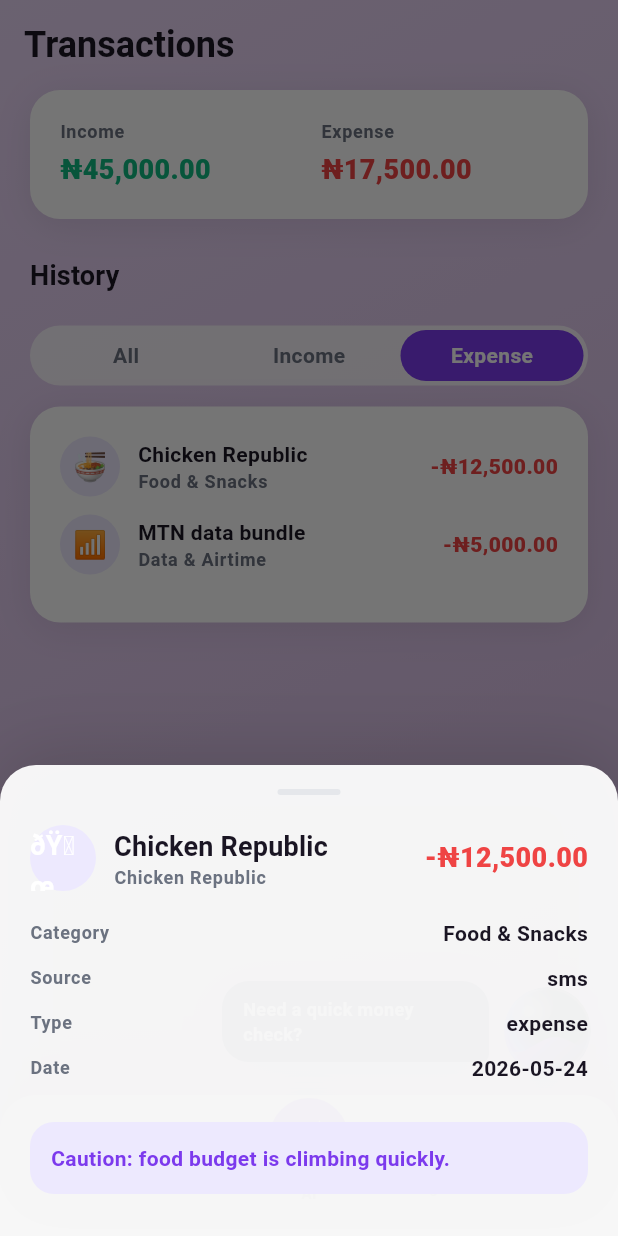
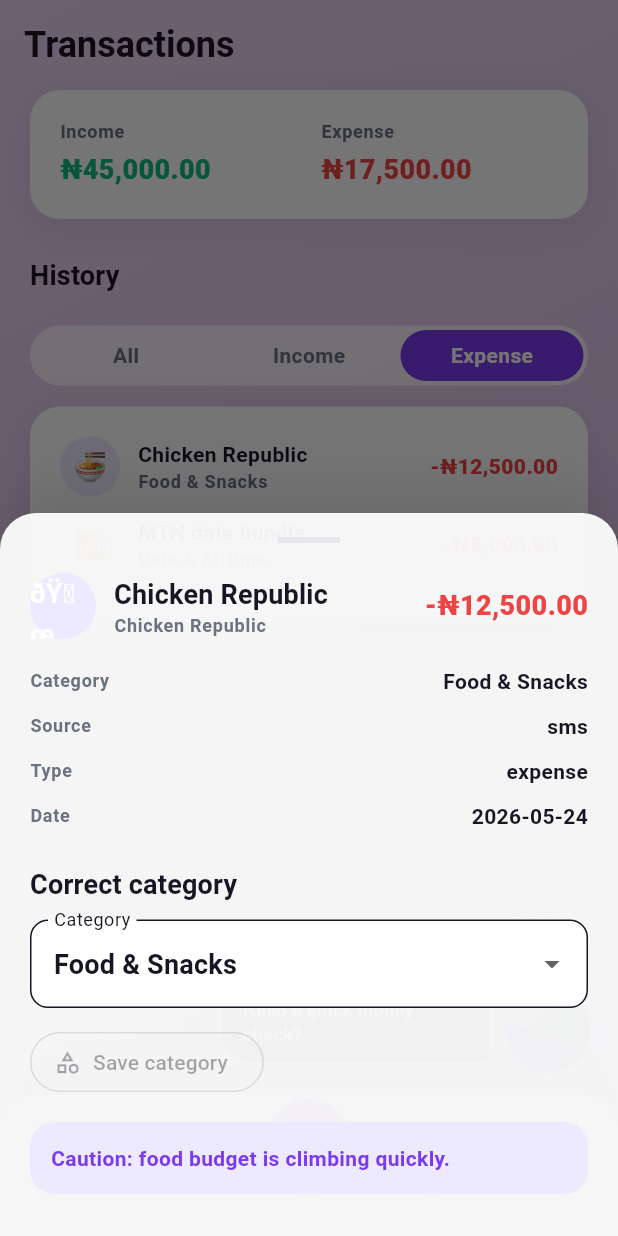
Before and after one commit to MKM909/kolo, a Flutter app: the TransactionsScreen screen opened by its route, after a tap on "Income", after a tap on "Expense", after a tap on "Chicken Republic", on a phone screen of 412 x 824 dp. Run offline on Flutter 3.47's test engine with Material 3 defaults, Android fonts, the phone set to English and light mode, and no system bars; our stand-ins replace cloud_firestore, cloud_functions, firebase_auth, firebase_core, fl_chart, flutter_riverpod and 5 more; missing offline and left inert: flutter_overlay_window; accounts and stored records are empty; Roboto replaces fonts that are missing (DM Sans, Sora).

Commit message:
Add transaction category correction UI

```diff
--- a/lib/ui/features/transactions/transactions_screen.dart
+++ b/lib/ui/features/transactions/transactions_screen.dart
@@ -211,19 +211,62 @@
   }
 }
 
-class _TransactionDetailSheet extends StatelessWidget {
+const _transactionCategoryOptions = [
+  'Food & Snacks',
+  'Transport',
+  'Data & Airtime',
+  'Entertainment',
+  'Utilities & Bills',
+  'Gig Income',
+  'Family/Gift Income',
+  'Savings',
+  'Miscellaneous',
+];
+
+class _TransactionDetailSheet extends ConsumerStatefulWidget {
   const _TransactionDetailSheet({required this.transaction});
 
   final TransactionRecord transaction;
 
   @override
+  ConsumerState<_TransactionDetailSheet> createState() =>
+      _TransactionDetailSheetState();
+}
+
+class _TransactionDetailSheetState
+    extends ConsumerState<_TransactionDetailSheet> {
+  late String _category;
+  String? _error;
+
+  @override
+  void initState() {
+    super.initState();
+    _category = widget.transaction.category;
+  }
+
+  List<String> get _categoryOptions {
+    if (_transactionCategoryOptions.contains(widget.transaction.category)) {
+      return _transactionCategoryOptions;
+    }
+    return [widget.transaction.category, ..._transactionCategoryOptions];
+  }
+
+  @override
   Widget build(BuildContext context) {
+    final transaction = widget.transaction;
     final isIncome = transaction.type == TransactionType.income;
     final signedAmount =
         '${isIncome ? '+' : '-'}${MoneyFormatter.formatKobo(transaction.amountKobo)}';
 
-    return Container(
+    return Padding(
+      padding: EdgeInsets.only(
+        bottom: MediaQuery.of(context).viewInsets.bottom,
+      ),
+      child: Container(
         key: const Key('transaction_detail_sheet'),
+        constraints: BoxConstraints(
+          maxHeight: MediaQuery.sizeOf(context).height * 0.86,
+        ),
         padding: const EdgeInsets.fromLTRB(20, 16, 20, 28),
         decoration: const BoxDecoration(
           color: Color(0xF0FFFFFF),
@@ -238,6 +281,7 @@
         ),
         child: SafeArea(
           top: false,
+          child: SingleChildScrollView(
             child: Column(
               mainAxisSize: MainAxisSize.min,
               crossAxisAlignment: CrossAxisAlignment.start,
@@ -258,7 +302,7 @@
                     CircleAvatar(
                       radius: 22,
                       backgroundColor: KoloColors.primaryPastel,
-                  child: Text(isIncome ? '+' : _emojiFor(transaction.category)),
+                      child: Text(isIncome ? '+' : _emojiFor(_category)),
                     ),
                     const SizedBox(width: 12),
                     Expanded(
@@ -279,7 +323,9 @@
                     Text(
                       signedAmount,
                       style: TextStyle(
-                    color: isIncome ? KoloColors.income : KoloColors.expense,
+                        color: isIncome
+                            ? KoloColors.income
+                            : KoloColors.expense,
                         fontWeight: FontWeight.w800,
                         fontSize: 18,
                       ),
@@ -291,6 +337,44 @@
                 _DetailRow(label: 'Source', value: transaction.source.name),
                 _DetailRow(label: 'Type', value: transaction.type.name),
                 _DetailRow(label: 'Date', value: _dateInput(transaction.date)),
+                const SizedBox(height: 12),
+                Text(
+                  'Correct category',
+                  style: Theme.of(context).textTheme.titleMedium,
+                ),
+                const SizedBox(height: 10),
+                DropdownButtonFormField<String>(
+                  key: const Key('transaction_category_dropdown'),
+                  initialValue: _category,
+                  decoration: const InputDecoration(labelText: 'Category'),
+                  items: [
+                    for (final category in _categoryOptions)
+                      DropdownMenuItem(value: category, child: Text(category)),
+                  ],
+                  onChanged: (value) {
+                    if (value == null) return;
+                    setState(() {
+                      _category = value;
+                      _error = null;
+                    });
+                  },
+                ),
+                if (_error != null) ...[
+                  const SizedBox(height: 10),
+                  Text(
+                    _error!,
+                    style: const TextStyle(color: KoloColors.expense),
+                  ),
+                ],
+                const SizedBox(height: 12),
+                OutlinedButton.icon(
+                  key: const Key('save_transaction_category'),
+                  onPressed: _category == transaction.category
+                      ? null
+                      : _saveCategory,
+                  icon: const Icon(Icons.category_outlined),
+                  label: const Text('Save category'),
+                ),
                 if (transaction.aiNote != null) ...[
                   const SizedBox(height: 16),
                   Container(
@@ -312,7 +396,26 @@
               ],
             ),
           ),
+        ),
+      ),
     );
+  }
+
+  Future<void> _saveCategory() async {
+    try {
+      await ref
+          .read(koloRepositoryProvider)
+          .updateTransactionCategory(
+            transactionId: widget.transaction.id,
+            category: _category,
+          );
+      if (mounted) Navigator.of(context).pop();
+    } catch (_) {
+      if (!mounted) return;
+      setState(() {
+        _error = 'Could not save that category. Try again.';
+      });
+    }
   }
 
   String _emojiFor(String category) {
```
Also changed, not shown: 1 other file. Lines whose indentation alone changed are shown as unchanged.
